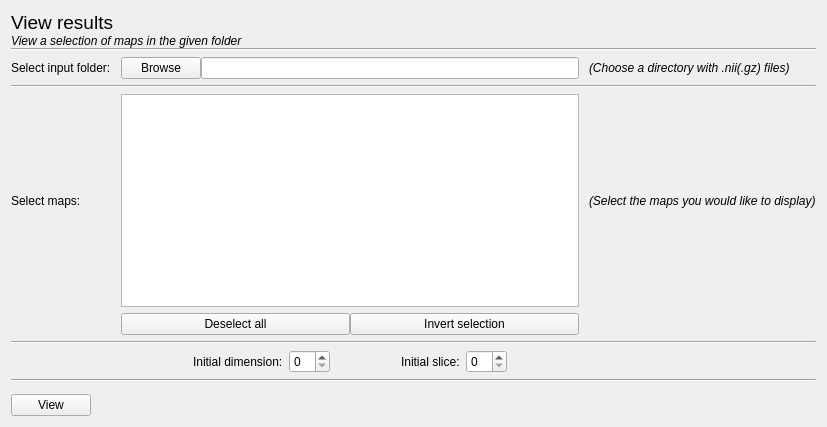
Before: the Qt Designer form mdt/data/qt_designs/view_results_tab.ui in robbert-harms/MDT, drawn with Qt 5.
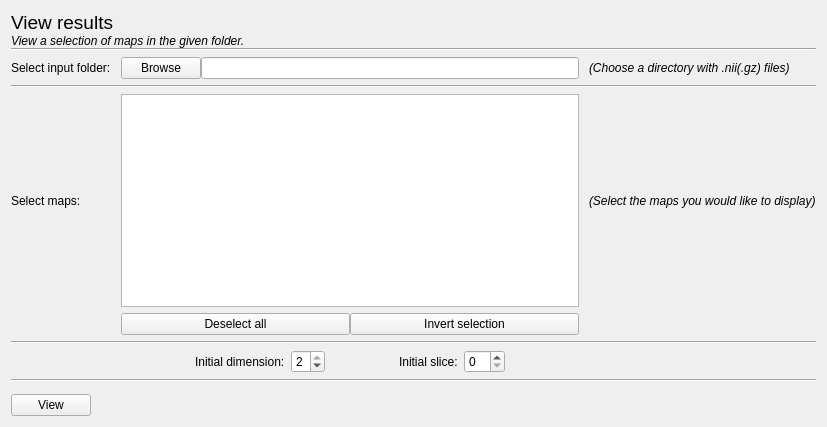
After: the same form once the commit is applied.

What changed in the file:
```diff
--- a/mdt/data/qt_designs/view_results_tab.ui
+++ b/mdt/data/qt_designs/view_results_tab.ui
@@ -14,6 +14,9 @@
    <string>Form</string>
   </property>
   <layout class="QVBoxLayout" name="verticalLayout">
+   <property name="topMargin">
+    <number>11</number>
+   </property>
    <item>
     <layout class="QVBoxLayout" name="verticalLayout_2">
      <property name="spacing">
@@ -39,7 +42,7 @@
         </font>
        </property>
        <property name="text">
-        <string>View a selection of maps in the given folder</string>
+        <string>View a selection of maps in the given folder.</string>
        </property>
       </widget>
      </item>
@@ -215,7 +218,14 @@
         </layout>
        </item>
        <item>
-        <widget class="QSpinBox" name="initialDimensionChooser"/>
+        <widget class="QSpinBox" name="initialDimensionChooser">
+         <property name="maximum">
+          <number>2</number>
+         </property>
+         <property name="value">
+          <number>2</number>
+         </property>
+        </widget>
        </item>
        <item>
         <spacer name="horizontalSpacer_2">
```
